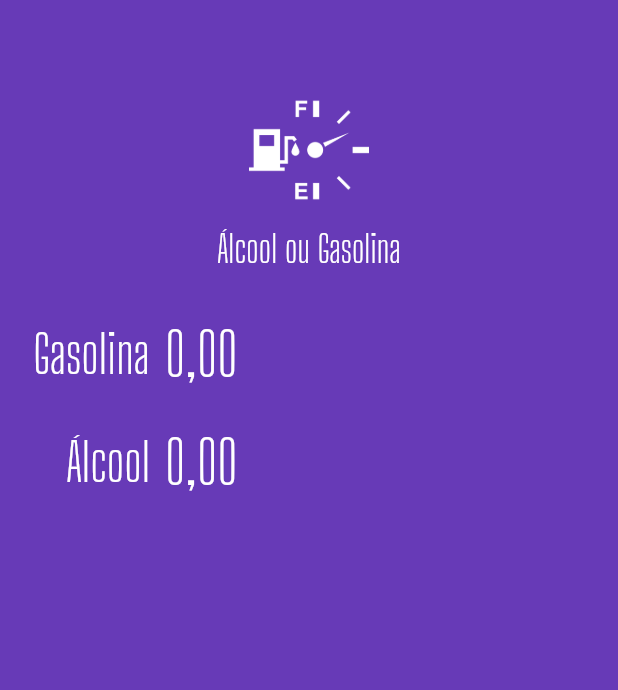
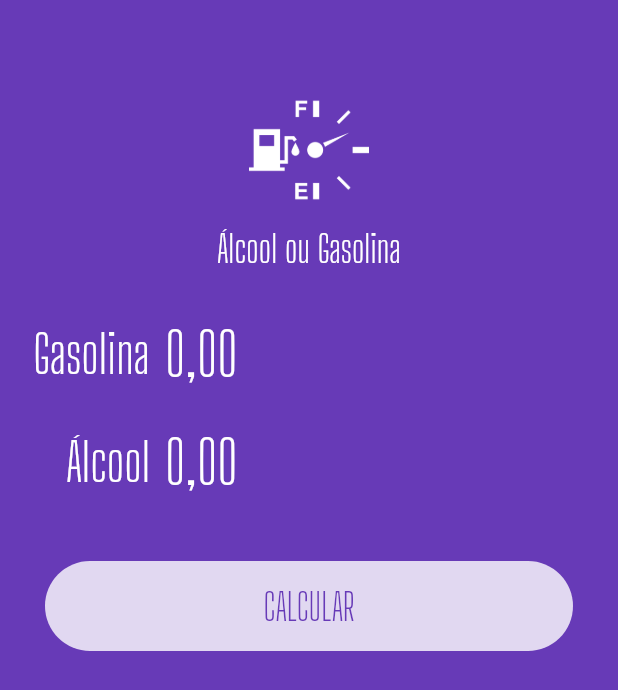
Before and after one commit to Douglas-code/aog_app, a Flutter app: the screen it shows after launch, on a phone screen of 412 x 824 dp. Shown: the top 690 px of the screen. Run offline on Flutter 3.47's test engine with Material 2 defaults, Android fonts, the phone set to English and light mode, and no system bars; our stand-ins replace flutter_masked_text.

Commit message:
adicionando botao a home page

```diff
--- a/lib/main.dart
+++ b/lib/main.dart
@@ -41,6 +41,25 @@ class HomePage extends StatelessWidget {
             controller: _alcoolController,
             label: "Álcool",
           ),
+          Container(
+            margin: EdgeInsets.all(30),
+            height: 60,
+            decoration: BoxDecoration(
+              color: Colors.white.withOpacity(0.8),
+              borderRadius: BorderRadius.circular(60),
+            ),
+            child: FlatButton(
+              child: Text(
+                "CALCULAR",
+                style: TextStyle(
+                  color: Theme.of(context).primaryColor,
+                  fontSize: 25,
+                  fontFamily: "Big Shoulder Display",
+                ),
+              ),
+              onPressed: () {},
+            ),
+          ),
         ],
       ),
     );
```
